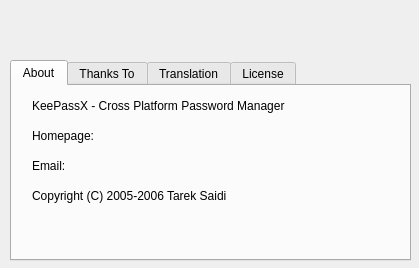
thooge/keepassx1, file src/forms/AboutDlg.ui: the form before one commit.
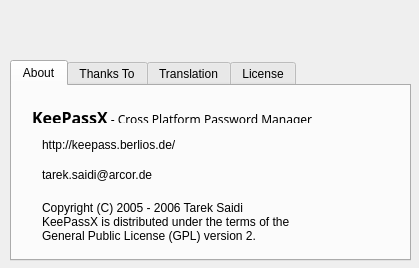
The form after the commit. Icons and pictures are not drawn. Custom widgets are drawn as their Qt base class.

The edit to the form file:
```diff
--- a/src/forms/AboutDlg.ui
+++ b/src/forms/AboutDlg.ui
@@ -68,52 +68,57 @@
      <property name="geometry" >
       <rect>
        <x>20</x>
-       <y>40</y>
-       <width>81</width>
-       <height>20</height>
+       <y>20</y>
+       <width>351</width>
+       <height>17</height>
       </rect>
      </property>
      <property name="text" >
-      <string>Homepage:</string>
+      <string>&lt;html>&lt;head>&lt;meta name="qrichtext" content="1" />&lt;/head>&lt;body style=" white-space: pre-wrap; font-family:Sans Serif; font-size:9pt; font-weight:400; font-style:normal; text-decoration:none;">&lt;p style=" margin-top:0px; margin-bottom:0px; margin-left:0px; margin-right:0px; -qt-block-indent:0; text-indent:0px;">&lt;span style=" font-size:12pt; font-weight:600;">KeePassX&lt;/span> - Cross Platform Password Manager&lt;/p>&lt;/body>&lt;/html></string>
      </property>
     </widget>
     <widget class="QLabel" name="Label0" >
      <property name="geometry" >
       <rect>
-       <x>20</x>
-       <y>10</y>
-       <width>281</width>
-       <height>20</height>
+       <x>30</x>
+       <y>110</y>
+       <width>341</width>
+       <height>51</height>
       </rect>
      </property>
      <property name="text" >
-      <string>KeePassX - Cross Platform Password Manager</string>
+      <string>Copyright (C) 2005 - 2006 Tarek Saidi 
+KeePassX is distributed under the terms of the 
+General Public License (GPL) version 2.</string>
      </property>
     </widget>
-    <widget class="QLabel" name="Label4" >
+    <widget class="LinkLabel" name="label_3" >
      <property name="geometry" >
       <rect>
-       <x>20</x>
-       <y>70</y>
-       <width>111</width>
-       <height>20</height>
+       <x>30</x>
+       <y>80</y>
+       <width>351</width>
+       <height>17</height>
       </rect>
      </property>
      <property name="text" >
-      <string>Email:</string>
+      <string>tarek.saidi@arcor.de</string>
      </property>
     </widget>
-    <widget class="QLabel" name="Label1" >
+    <widget class="LinkLabel" name="label_2" >
      <property name="geometry" >
       <rect>
-       <x>20</x>
-       <y>100</y>
-       <width>301</width>
-       <height>20</height>
+       <x>30</x>
+       <y>50</y>
+       <width>351</width>
+       <height>17</height>
       </rect>
      </property>
      <property name="text" >
-      <string>Copyright (C) 2005-2006 Tarek Saidi</string>
+      <string>http://keepass.berlios.de/</string>
+     </property>
+     <property name="buddy" >
+      <cstring></cstring>
      </property>
     </widget>
    </widget>
@@ -175,6 +180,15 @@
  </widget>
  <layoutdefault spacing="6" margin="11" />
  <pixmapfunction></pixmapfunction>
+ <customwidgets>
+  <customwidget>
+   <class>LinkLabel</class>
+   <extends>QLabel</extends>
+   <header>../../src/lib/UrlLabel.h</header>
+   <container>0</container>
+   <pixmap></pixmap>
+  </customwidget>
+ </customwidgets>
  <resources/>
  <connections/>
 </ui>
```
Left out of the diff: 4 changed lines with no effect on the pictures.
